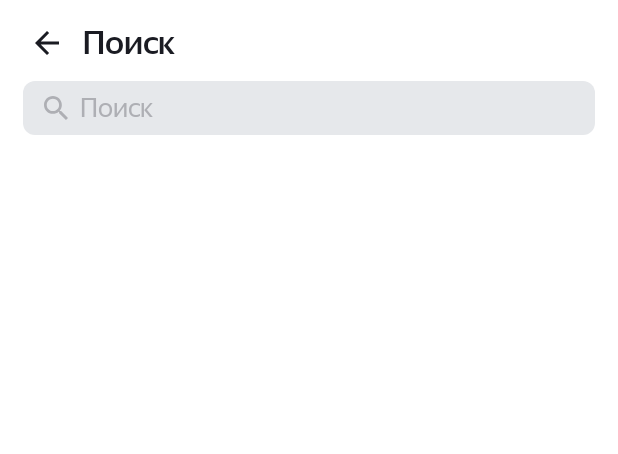
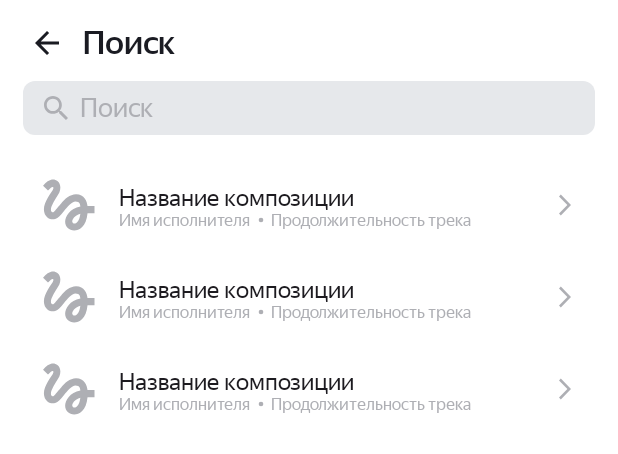
Before and after one commit to ZarubaGit/MusicApp, an Android app: the layout activity_search.xml on its own in the app's theme, with its tools: preview values and no code run, on a phone screen of 412 x 824 dp. Shown: the top 454 px of the screen. Run offline under Robolectric (Android 15) with nearby library versions, the phone set to English and light mode, and no system bars.

Commit message:
Дз 11 спринта

```diff
--- a/app/build.gradle
+++ b/app/build.gradle
@@ -43,4 +43,7 @@ dependencies {
     androidTestImplementation 'androidx.test.espresso:espresso-core:3.5.1'
     implementation 'com.github.bumptech.glide:glide:4.14.2'
     annotationProcessor 'com.github.bumptech.glide:compiler:4.14.2'
+    implementation 'com.google.code.gson:gson:2.10'
+    implementation 'com.squareup.retrofit2:retrofit:2.9.0'
+    implementation 'com.squareup.retrofit2:converter-gson:2.9.0'
 }
--- /dev/null
+++ b/app/src/main/java/com/example/playlistmaker/SongResponse.kt
@@ -0,0 +1,6 @@
+package com.example.playlistmaker
+
+data class SongResponse(
+    val resultCount: Int,
+    val results: List<SongRequest>
+)
--- a/app/src/main/java/com/example/playlistmaker/TrackAdapter.kt
+++ b/app/src/main/java/com/example/playlistmaker/TrackAdapter.kt
@@ -3,7 +3,7 @@ import android.view.LayoutInflater
 import android.view.ViewGroup
 import androidx.recyclerview.widget.RecyclerView
 
-class TrackAdapter(private val trackList: ArrayList<Track>) : RecyclerView.Adapter<TrackViewHolder>() {
+class TrackAdapter(private val trackList: MutableList<SongRequest>) : RecyclerView.Adapter<TrackViewHolder>() {
     override fun onCreateViewHolder(parent: ViewGroup, viewType: Int): TrackViewHolder {
         val itemView = LayoutInflater.from(parent.context).inflate(R.layout.item_track, parent, false)
         return TrackViewHolder(itemView)
--- a/app/src/main/res/layout/activity_search.xml
+++ b/app/src/main/res/layout/activity_search.xml
@@ -40,7 +40,9 @@
 
         <EditText
             android:id="@+id/inputEditText"
-            style="@style/StyleEditText" />
+            style="@style/StyleEditText"
+            android:imeOptions="actionDone"
+            android:singleLine="true"/>
 
         <ImageView
             android:id="@+id/clearIcon"
@@ -53,13 +55,29 @@
             android:theme="@style/delete_icon"/>
 
     </LinearLayout>
+
+
     <androidx.recyclerview.widget.RecyclerView
         android:layout_marginTop="16dp"
         android:id="@+id/recyclerView"
         android:layout_width="match_parent"
         android:layout_height="wrap_content"
-        android:visibility="visible"/>
+        tools:listitem="@layout/item_track"/>
+<LinearLayout
+    android:layout_width="match_parent"
+    android:layout_height="match_parent"
+    android:gravity="center"
+    android:orientation="vertical">
+    <ImageView
+        android:id="@+id/imageHolder"
+        style="@style/StyleForIconSearch"/>
 
-
+    <TextView android:id="@+id/placeholderMessage"
+        style="@style/messageForSearchView"/>
+    <Button
+        android:id="@+id/refreshButton"
+        style="@style/refreshButton" />
 
 </LinearLayout>
+
+</LinearLayout>
--- a/app/src/main/res/layout/item_track.xml
+++ b/app/src/main/res/layout/item_track.xml
@@ -40,22 +40,20 @@
 
         <TextView
             android:id="@+id/artistNameTextView"
-            android:layout_width="0dp"
+            android:layout_width="wrap_content"
             android:layout_height="wrap_content"
-            android:layout_weight="1"
             android:fontFamily="@font/ys_display_regular"
             android:text="@string/nameArtist"
             android:theme="@style/artistTextColor"
             android:textSize="@dimen/textForArtistName"
             android:ellipsize="end"
-            android:maxLength="30"/>
+            android:maxLength="40"/>
 
         <ImageView
             android:layout_width="wrap_content"
             android:layout_height="wrap_content"
             android:src="@drawable/ic"
             android:layout_gravity="center"
-            android:layout_marginTop="2dp"
             android:theme="@style/colorDot"/>
 
         <TextView
--- a/app/src/main/res/values/strings.xml
+++ b/app/src/main/res/values/strings.xml
@@ -23,5 +23,8 @@
     <string name="trackDuration">Продолжительность трека</string>
     <string name="nameArtist">Имя исполнителя</string>
     <string name="songName">Название композиции</string>
+    <string name="nothing_find">Ничего не нашлось</string>
+    <string name="trouble_with_network">Проблемы со связью\n\nЗагрузка не удалась. Проверьте подключение к интернету</string>
+    <string name="refreshButton">Обновить</string>
 
 </resources>
--- a/app/src/main/res/values/styles.xml
+++ b/app/src/main/res/values/styles.xml
@@ -1,5 +1,6 @@
 <?xml version="1.0" encoding="utf-8"?>
 <resources>
+
     <style name="StyleFromBackgroundSettingActivity">
         <item name="android:layout_width">match_parent</item>
         <item name="android:layout_height">match_parent</item>
@@ -104,4 +105,38 @@
 
     </style>
 
+    <style name="StyleForIconSearch">
+        <item name="android:layout_width">wrap_content</item>
+        <item name="android:layout_height">wrap_content</item>
+        <item name="android:layout_gravity">center</item>
+        <item name="android:foregroundGravity">center</item>
+        <item name="android:visibility">gone</item>
+    </style>
+
+    <style name="refreshButton">
+        <item name="android:layout_width">wrap_content</item>
+        <item name="android:layout_height">wrap_content</item>
+        <item name="android:text">@string/refreshButton</item>
+        <item name="android:textColor">?attr/colorPrimary</item>
+        <item name="android:textSize">14sp</item>
+        <item name="android:fontFamily">@font/ys_display_medium</item>
+        <item name="android:backgroundTint">?attr/colorOnPrimary</item>
+        <item name="android:foreground">?attr/selectableItemBackground</item>
+        <item name="android:layout_marginTop">24dp</item>
+        <item name="android:visibility">gone</item>
+    </style>
+
+    <style name="messageForSearchView">
+        <item name="android:layout_width">300dp</item>
+        <item name="android:layout_height">wrap_content</item>
+        <item name="android:layout_gravity">center</item>
+        <item name="android:textAlignment">center</item>
+        <item name="android:textSize">19sp</item>
+        <item name="android:fontFamily">@font/ys_display_medium</item>
+        <item name="android:textFontWeight">400</item>
+        <item name="android:textColor">?attr/colorOnPrimary</item>
+        <item name="android:gravity">center</item>
+        <item name="android:visibility">gone</item>
+    </style>
+
 </resources>
```
Also changed, not shown: app/src/main/java/com/example/playlistmaker/ApiSong.kt (added, +11 -0 lines), app/src/main/java/com/example/playlistmaker/SearchActivity.kt (+105 -48 lines), app/src/main/java/com/example/playlistmaker/SongRequest.kt (added, +8 -0 lines), app/src/main/java/com/example/playlistmaker/TrackViewHolder.kt (+6 -2 lines), app/src/main/res/drawable/left_side_nota.xml (added, +10 -0 lines), app/src/main/res/drawable/network_erro_dark_mode.xml (added, +20 -0 lines), app/src/main/res/drawable/network_error.xml (added, +20 -0 lines), app/src/main/res/drawable/nothing_to_search.xml (added, +20 -0 lines), app/src/main/res/drawable/nothing_to_search_dark_mode.xml (added, +22 -0 lines), app/src/main/res/drawable/right_side_nota.xml (added, +10 -0 lines), app/src/main/res/drawable/sad_smile.xml (added, +12 -0 lines).
